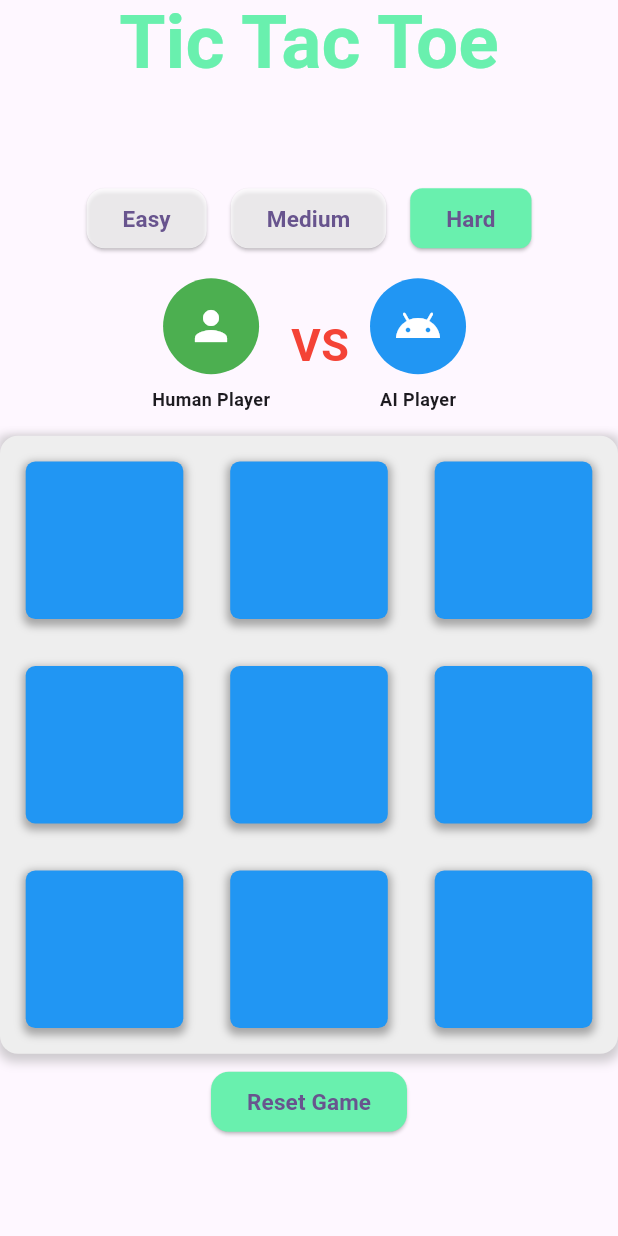
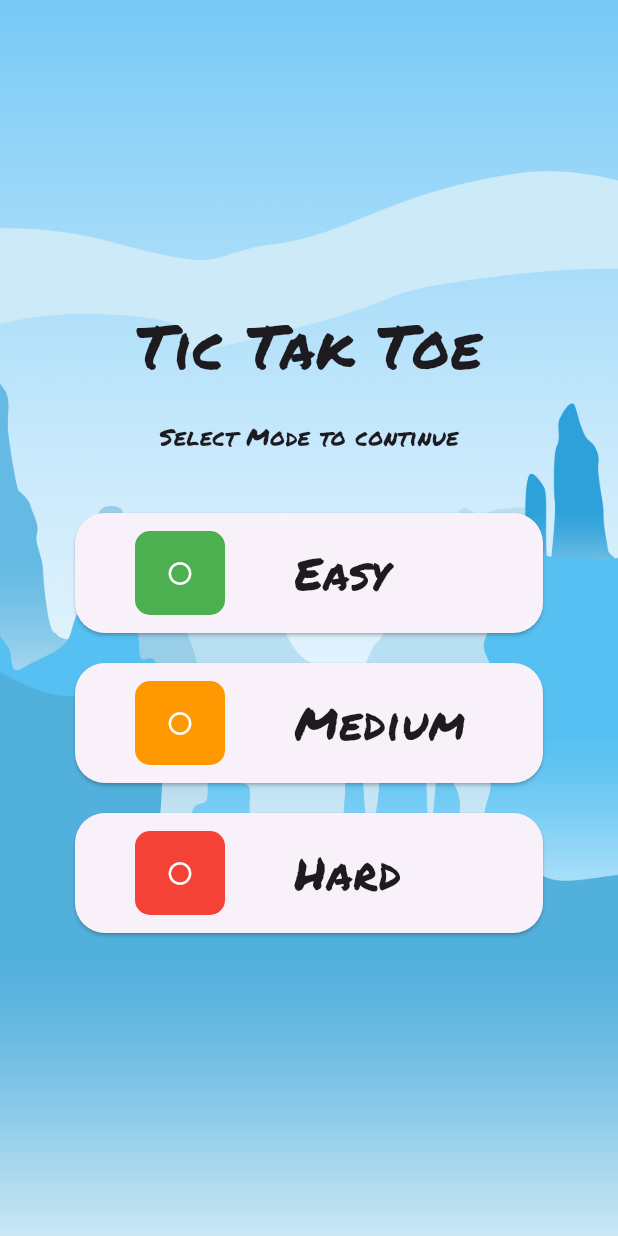
Before and after one commit to SajidAfridi/tiktaktoe, a Flutter app: the screen it shows after launch, on a phone screen of 412 x 824 dp. Run offline on Flutter 3.47's test engine with Material 3 defaults, Android fonts, the phone set to English and light mode, and no system bars.

Commit message:
welcome page created

```diff
--- a/lib/main.dart
+++ b/lib/main.dart
@@ -1,6 +1,7 @@
 import 'package:flutter/material.dart';
 import 'package:flutter/services.dart';
 import 'package:tiktaktoe/pages/homepage.dart';
+import 'package:tiktaktoe/pages/welcome_and_difficulty_selection_screen.dart';
 
 void main() {
   WidgetsFlutterBinding.ensureInitialized();
@@ -23,7 +24,7 @@ class MyApp extends StatelessWidget {
         colorScheme: ColorScheme.fromSeed(seedColor: Colors.deepPurple),
         useMaterial3: true,
       ),
-      home: const MyHomePage(),
+      home: const SelectDifficultyScreen(),
     );
   }
 }
--- a/lib/pages/homepage.dart
+++ b/lib/pages/homepage.dart
@@ -1,9 +1,11 @@
-import 'package:flutter/foundation.dart';
 import 'package:flutter/material.dart';
 import 'dart:math';
 
 class MyHomePage extends StatefulWidget {
-  const MyHomePage({super.key});
+  final bool isEasyMode;
+  final bool isMediumMode;
+  final bool isHardMode;
+  const MyHomePage({super.key, required this.isEasyMode, required this.isMediumMode, required this.isHardMode});
 
   @override
   State<MyHomePage> createState() => _MyHomePageState();
@@ -14,10 +16,6 @@ class _MyHomePageState extends State<MyHomePage> with TickerProviderStateMixin {
   late List<List<String>> gameBoard;
   late bool isPlayer1;
   bool isProcessingMove = false;
-  bool isEasyMode = false;
-  bool isMediumMode = false;
-  bool isHardMode = true;
-  bool isCheated = false;
 
   late AnimationController _symbolAnimationController;
   late Animation<double> _symbolAnimation;
@@ -75,76 +73,6 @@ class _MyHomePageState extends State<MyHomePage> with TickerProviderStateMixin {
         child: Column(
           mainAxisAlignment: MainAxisAlignment.center,
           children: [
-            Row(
-              mainAxisAlignment: MainAxisAlignment.center,
-              children: [
-                ElevatedButton(
-                  onPressed: () {
-                    setState(() {
-                      isEasyMode = true;
-                      isMediumMode = false;
-                      isHardMode = false;
-                      isProcessingMove = false;
-                    });
-                  },
-                  style: ElevatedButton.styleFrom(
-                    backgroundColor:
-                    isEasyMode ? Colors.greenAccent : Colors.white70,
-                    shape: RoundedRectangleBorder(
-                      borderRadius: BorderRadius.circular(12),
-                    ),
-                  ),
-                  child: const Text(
-                    'Easy',
-                    style: TextStyle(fontSize: 15, fontWeight: FontWeight.bold),
-                  ),
-                ),
-                const SizedBox(width: 16),
-                ElevatedButton(
-                  onPressed: () {
-                    setState(() {
-                      isEasyMode = false;
-                      isMediumMode = true;
-                      isHardMode = false;
-                      isProcessingMove = false;
-                    });
-                  },
-                  style: ElevatedButton.styleFrom(
-                    backgroundColor:
-                    isMediumMode ? Colors.greenAccent : Colors.white70,
-                    shape: RoundedRectangleBorder(
-                      borderRadius: BorderRadius.circular(12),
-                    ),
-                  ),
-                  child: const Text(
-                    'Medium',
-                    style: TextStyle(fontSize: 15, fontWeight: FontWeight.bold),
-                  ),
-                ),
-                const SizedBox(width: 16),
-                ElevatedButton(
-                  onPressed: () {
-                    setState(() {
-                      isEasyMode = false;
-                      isMediumMode = false;
-                      isHardMode = true;
-                      isProcessingMove = false;
-                    });
-                  },
-                  style: ElevatedButton.styleFrom(
-                    backgroundColor:
-                    isHardMode ? Colors.greenAccent : Colors.white70,
-                    shape: RoundedRectangleBorder(
-                      borderRadius: BorderRadius.circular(8),
-                    ),
-                  ),
-                  child: const Text(
-                    'Hard',
-                    style: TextStyle(fontSize: 15, fontWeight: FontWeight.bold),
-                  ),
-                ),
-              ],
-            ),
             const SizedBox(height: 16),
             const Row(
               mainAxisAlignment: MainAxisAlignment.center,
@@ -281,19 +209,6 @@ class _MyHomePageState extends State<MyHomePage> with TickerProviderStateMixin {
           aiMove(); // Move this call outside the setState block
           checkWin(); // Move this call outside the setState block
         }
-      },
-      onScaleStart: (details) {
-        ScaffoldMessenger.of(context).showSnackBar(
-          const SnackBar(
-            content: Text('Don\'t Cheat'),
-          ),
-        );
-        if (kDebugMode) {
-          print(details);
-        }
-        setState(() {
-          isCheated = true;
-        });
       },
       child: AnimatedBuilder(
         animation: _symbolAnimation,
@@ -460,7 +375,6 @@ class _MyHomePageState extends State<MyHomePage> with TickerProviderStateMixin {
       initializeBoard();
       isPlayer1 = true;
       isProcessingMove = false;
-      isCheated = false;
     });
   }
 
@@ -477,7 +391,7 @@ class _MyHomePageState extends State<MyHomePage> with TickerProviderStateMixin {
       return count;
     }
 
-    if (isEasyMode) {
+    if (widget.isEasyMode) {
       Random random = Random();
       int emptyCells = countEmptyCells();
       int randomIndex = random.nextInt(emptyCells);
@@ -496,7 +410,7 @@ class _MyHomePageState extends State<MyHomePage> with TickerProviderStateMixin {
       }
       isProcessingMove = false;
       isPlayer1 = true;
-    } else if (isMediumMode) {
+    } else if (widget.isMediumMode) {
       int emptyCells = countEmptyCells();
       List<int> availableMoves = [];
       for (int i = 0; i < 9; i++) {
@@ -553,7 +467,7 @@ class _MyHomePageState extends State<MyHomePage> with TickerProviderStateMixin {
       isProcessingMove = false;
       // Update the turn
       isPlayer1 = true;
-    } else if (isHardMode) {
+    } else if (widget.isHardMode) {
       int bestScore = -9999;
       int bestRow = -1;
       int bestCol = -1;
@@ -581,7 +495,6 @@ class _MyHomePageState extends State<MyHomePage> with TickerProviderStateMixin {
     }
     // Find the best move using the Minimax algorithm
   }
-
   int minimax(List<List<String>> board, int depth, bool isMaximizing) {
     int score = evaluate(board);
     if (score == 10) {
@@ -622,7 +535,6 @@ class _MyHomePageState extends State<MyHomePage> with TickerProviderStateMixin {
       return bestScore;
     }
   }
-
   int evaluate(List<List<String>> board) {
     for (int row = 0; row < 3; row++) {
       if (board[row][0] == board[row][1] && board[row][1] == board[row][2]) {
@@ -662,7 +574,6 @@ class _MyHomePageState extends State<MyHomePage> with TickerProviderStateMixin {
 
     return 0;
   }
-
   bool isMovesLeft(List<List<String>> board) {
     for (int row = 0; row < 3; row++) {
       for (int col = 0; col < 3; col++) {
@@ -673,7 +584,6 @@ class _MyHomePageState extends State<MyHomePage> with TickerProviderStateMixin {
     }
     return false;
   }
-
   bool checkWinningMove(String player) {
     // Check rows
     for (int row = 0; row < 3; row++) {
--- /dev/null
+++ b/lib/pages/welcome_and_difficulty_selection_screen.dart
@@ -0,0 +1,167 @@
+import 'package:flutter/material.dart';
+import 'package:tiktaktoe/pages/homepage.dart';
+
+class SelectDifficultyScreen extends StatefulWidget {
+  const SelectDifficultyScreen({super.key});
+
+  @override
+  State<SelectDifficultyScreen> createState() => _SelectDifficultyScreenState();
+}
+
+class _SelectDifficultyScreenState extends State<SelectDifficultyScreen> {
+  @override
+  Widget build(BuildContext context) {
+    return Scaffold(
+      body: Container(
+        decoration: const BoxDecoration(
+          image: DecorationImage(
+            image: AssetImage(
+              'assets/images/bg_image.jpg',
+            ),
+            fit: BoxFit.cover,
+          ),
+        ),
+        child: Center(
+          child: Padding(
+            padding: const EdgeInsets.symmetric(horizontal: 50),
+            child: Column(
+              mainAxisAlignment: MainAxisAlignment.center,
+              children: [
+                const SizedBox(
+                  height: 20,
+                ),
+                const Text(
+                  'Tic Tak Toe',
+                  style: TextStyle(
+                    fontFamily: 'PermanentMarker',
+                    fontSize: 40,
+                    fontWeight: FontWeight.normal,
+                  ),
+                ),
+                const SizedBox(
+                  height: 20,
+                ),
+                const Text(
+                  'Select Mode to continue',
+                  style: TextStyle(
+                    fontFamily: 'PermanentMarker',
+                    fontSize: 16,
+                    fontWeight: FontWeight.normal,
+                  ),
+                ),
+                const SizedBox(
+                  height: 40,
+                ),
+                buildButton('Easy', () {
+                  Navigator.push(
+                    context,
+                    MaterialPageRoute(
+                      builder: (context) => const MyHomePage(
+                        isEasyMode: true,
+                        isMediumMode: false,
+                        isHardMode: false,
+                      ),
+                    ),
+                  );
+                }),
+                const SizedBox(
+                  height: 20,
+                ),
+                buildButton('Medium', () {
+                  Navigator.push(
+                    context,
+                    MaterialPageRoute(
+                      builder: (context) => const MyHomePage(
+                        isEasyMode: false,
+                        isMediumMode: true,
+                        isHardMode: false,
+                      ),
+                    ),
+                  );
+                }),
+                const SizedBox(
+                  height: 20,
+                ),
+                buildButton('Hard', () {
+                  Navigator.push(
+                    context,
+                    MaterialPageRoute(
+                      builder: (context) => const MyHomePage(
+                        isEasyMode: false,
+                        isMediumMode: false,
+                        isHardMode: true,
+                      ),
+                    ),
+                  );
+                }),
+                const SizedBox(
+                  height: 20,
+                ),
+              ],
+            ),
+          ),
+        ),
+      ),
+    );
+  }
+
+  Widget buildButton(String text, voidCallback) {
+    return SizedBox(
+      height: 80,
+      child: ElevatedButton(
+        onPressed: voidCallback,
+        style: ButtonStyle(
+          shape: MaterialStateProperty.all<RoundedRectangleBorder>(
+            RoundedRectangleBorder(
+              borderRadius: BorderRadius.circular(20),
+            ),
+          ),
+        ),
+        child: ListTile(
+          enabled: true,
+          splashColor: colorDecider(text),
+          leading: Container(
+            height: 80,
+            width: 60,
+            decoration: BoxDecoration(
+              color: colorDecider(text),
+              borderRadius: BorderRadius.circular(10),
+            ),
+            child: const Icon(
+              Icons.circle_outlined,
+              color: Colors.white,
+            ),
+          ),
+          title: Row(
+            children: [
+              const SizedBox(
+                width: 30,
+              ),
+              Text(
+                text,
+                style: const TextStyle(
+                  fontFamily: 'PermanentMarker',
+                  fontSize: 30,
+                  fontWeight: FontWeight.normal,
+                ),
+              ),
+            ],
+          ),
+        ),
+      ),
+    );
+  }
+
+  Color colorDecider(String difficultyText) {
+    switch (difficultyText) {
+      case 'Easy':
+        return Colors.green;
+      case 'Medium':
+        return Colors.orange;
+      case 'Hard':
+        return Colors.red;
+      default:
+        return Colors.green;
+    }
+  }
+}
```
Also changed, not shown: pubspec.yaml (+8 -14 lines), assets/fonts/permanent_marker_regular.ttf (added), assets/images/bg_image.jpg (added).
